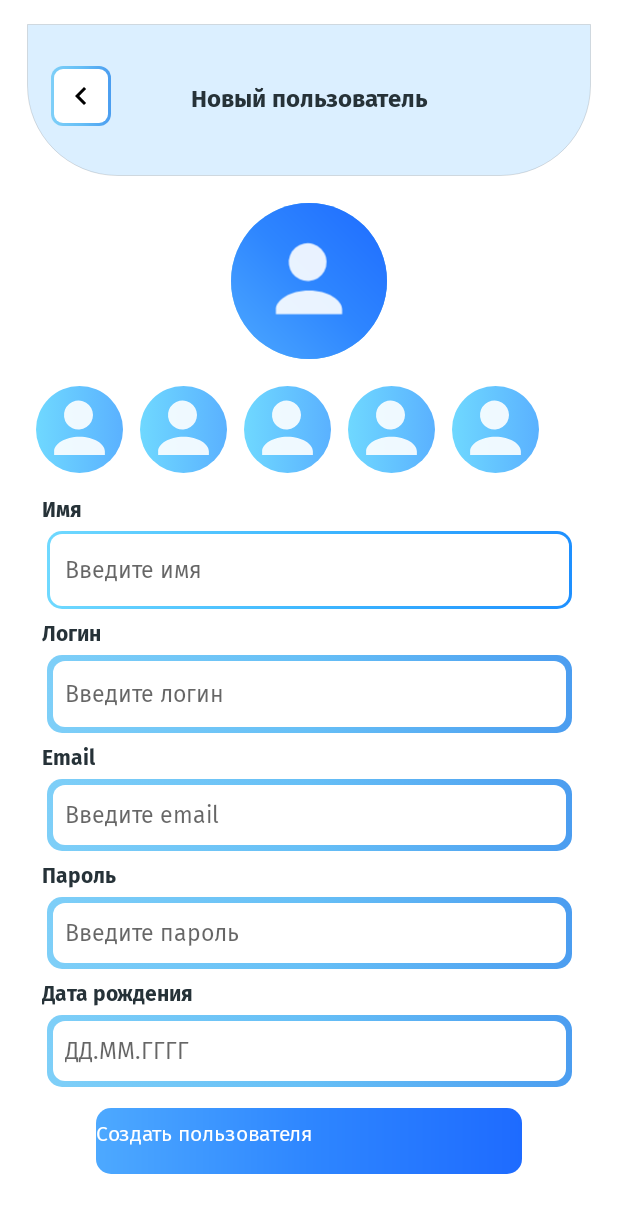
After one commit to Op1m/medicine-reminder-app, an Android app: the layout activity_create_user.xml on its own in the app's theme, with its tools: preview values and no code run, on a phone screen of 412 x 824 dp. The commit adds this screen. Shown: the top 1213 px of the screen. Run offline under Robolectric (Android 15) with nearby library versions, the light colour scheme and no system bars.

Commit message:
User Create Screen

```diff
--- /dev/null
+++ b/android-app/app/src/main/res/drawable/avatar_circle_selected.xml
@@ -0,0 +1,23 @@
+<?xml version="1.0" encoding="utf-8"?>
+<layer-list xmlns:android="http://schemas.android.com/apk/res/android">
+
+    <item>
+        <shape android:shape="oval">
+            <gradient
+                android:angle="0"
+                android:startColor="#7ECFF8"
+                android:centerColor="#66BFF6"
+                android:endColor="#4B9DF0"
+                android:type="linear"/>
+            <size android:width="64dp" android:height="64dp"/>
+        </shape>
+    </item>
+
+    <item android:left="3dp" android:top="3dp" android:right="3dp" android:bottom="3dp">
+        <shape android:shape="oval">
+            <solid android:color="#FFFFFF"/>
+            <size android:width="56dp" android:height="56dp"/>
+        </shape>
+    </item>
+
+</layer-list>
--- /dev/null
+++ b/android-app/app/src/main/res/drawable/avatar_preview_border.xml
@@ -0,0 +1,20 @@
+<?xml version="1.0" encoding="utf-8"?>
+<layer-list xmlns:android="http://schemas.android.com/apk/res/android">
+    <item>
+        <shape android:shape="oval">
+            <gradient
+                android:angle="0"
+                android:startColor="#7ECFF8"
+                android:centerColor="#66BFF6"
+                android:endColor="#4B9DF0"
+                android:type="linear"/>
+        </shape>
+    </item>
+
+    <item android:left="4dp" android:top="4dp" android:right="4dp" android:bottom="4dp">
+        <shape android:shape="oval">
+            <solid android:color="#00FFFFFF"/>
+        </shape>
+    </item>
+
+</layer-list>
--- /dev/null
+++ b/android-app/app/src/main/res/drawable/avatar_preview_combo.xml
@@ -0,0 +1,16 @@
+<?xml version="1.0" encoding="utf-8"?>
+<layer-list xmlns:android="http://schemas.android.com/apk/res/android">
+    <item>
+        <shape android:shape="oval">
+            <gradient
+                android:angle="45"
+                android:startColor="#4DA9FF"
+                android:centerColor="#2E86FF"
+                android:endColor="#1E6BFF"
+                android:type="linear"/>
+        </shape>
+    </item>
+
+    <item android:left="12dp" android:top="12dp" android:right="12dp" android:bottom="12dp"
+        android:drawable="@drawable/ic_avatar_placeholder"/>
+</layer-list>
--- /dev/null
+++ b/android-app/app/src/main/res/drawable/avatar_selector.xml
@@ -0,0 +1,5 @@
+<?xml version="1.0" encoding="utf-8"?>
+<selector xmlns:android="http://schemas.android.com/apk/res/android">
+    <item android:state_selected="true" android:drawable="@drawable/avatar_circle_selected" />
+    <item android:drawable="@drawable/avatar_circle" />
+</selector>
--- /dev/null
+++ b/android-app/app/src/main/res/drawable/btn_back_bg_rounded.xml
@@ -0,0 +1,23 @@
+<?xml version="1.0" encoding="utf-8"?>
+<layer-list xmlns:android="http://schemas.android.com/apk/res/android">
+
+    <item>
+        <shape android:shape="rectangle">
+            <gradient
+                android:angle="0"
+                android:startColor="#7ECFF8"
+                android:centerColor="#66BFF6"
+                android:endColor="#4B9DF0"
+                android:type="linear"/>
+            <corners android:radius="8dp"/>
+        </shape>
+    </item>
+
+    <item android:left="2.5dp" android:top="2.5dp" android:right="2.5dp" android:bottom="2.5dp">
+        <shape android:shape="rectangle">
+            <solid android:color="#FFFFFFFF"/>
+            <corners android:radius="6dp"/>
+        </shape>
+    </item>
+
+</layer-list>
--- /dev/null
+++ b/android-app/app/src/main/res/drawable/btn_primary.xml
@@ -0,0 +1,12 @@
+<?xml version="1.0" encoding="utf-8"?>
+<shape xmlns:android="http://schemas.android.com/apk/res/android"
+    android:shape="rectangle">
+    <gradient
+        android:angle="0"
+        android:startColor="#4DA9FF"
+        android:centerColor="#2E86FF"
+        android:endColor="#1E6BFF"
+        android:type="linear"/>
+    <corners android:radius="10dp"/>
+    <size android:height="44dp"/>
+</shape>
--- /dev/null
+++ b/android-app/app/src/main/res/drawable/ic_arrow_back.xml
@@ -0,0 +1,10 @@
+<?xml version="1.0" encoding="utf-8"?>
+<vector xmlns:android="http://schemas.android.com/apk/res/android"
+    android:width="24dp"
+    android:height="24dp"
+    android:viewportWidth="24"
+    android:viewportHeight="24">
+    <path
+        android:fillColor="#FF000000"
+        android:pathData="M15.41,7.41L14,6l-6,6 6,6 1.41,-1.41L10.83,12z"/>
+</vector>
--- a/android-app/app/src/main/res/drawable/ic_avatar_placeholder.xml
+++ b/android-app/app/src/main/res/drawable/ic_avatar_placeholder.xml
@@ -6,6 +6,6 @@
     android:viewportHeight="24">
     <path
         android:fillColor="#FFFFFFFF"
-        android:pathData="M12,12a4,4 0 1,0 0,-0.001zM12,14c-4,0 -7,2 -7,4v1h14v-1c0,-2 -3,-4 -7,-4z"
+        android:pathData="M12,12a4,4 0 1,1 1,-0.201zM12,14c-4,0 -7,2 -7,4v1h14v-1c0,-2 -3,-4 -7,-4z"
         android:fillAlpha="0.9"/>
 </vector>
--- /dev/null
+++ b/android-app/app/src/main/res/drawable/input_bg_focused.xml
@@ -0,0 +1,23 @@
+<?xml version="1.0" encoding="utf-8"?>
+<layer-list xmlns:android="http://schemas.android.com/apk/res/android">
+
+    <item>
+        <shape android:shape="rectangle">
+            <gradient
+                android:angle="0"
+                android:startColor="#6FD9FF"
+                android:centerColor="#3FB8FF"
+                android:endColor="#1E90FF"
+                android:type="linear"/>
+            <corners android:radius="10dp"/>
+        </shape>
+    </item>
+
+    <item android:left="2.5dp" android:top="2.5dp" android:right="2.5dp" android:bottom="2.5dp">
+        <shape android:shape="rectangle">
+            <solid android:color="#FFFFFF"/>
+            <corners android:radius="8dp"/>
+        </shape>
+    </item>
+
+</layer-list>
--- /dev/null
+++ b/android-app/app/src/main/res/drawable/input_bg_normal.xml
@@ -0,0 +1,23 @@
+<?xml version="1.0" encoding="utf-8"?>
+<layer-list xmlns:android="http://schemas.android.com/apk/res/android">
+
+    <item>
+        <shape android:shape="rectangle">
+            <gradient
+                android:angle="0"
+                android:startColor="#7ECFF8"
+                android:centerColor="#66BFF6"
+                android:endColor="#4B9DF0"
+                android:type="linear"/>
+            <corners android:radius="10dp"/>
+        </shape>
+    </item>
+
+    <item android:left="4dp" android:top="4dp" android:right="4dp" android:bottom="4dp">
+        <shape android:shape="rectangle">
+            <solid android:color="#FFFFFF"/>
+            <corners android:radius="8dp"/>
+        </shape>
+    </item>
+
+</layer-list>
--- /dev/null
+++ b/android-app/app/src/main/res/drawable/input_bg_selector.xml
@@ -0,0 +1,8 @@
+<?xml version="1.0" encoding="utf-8"?>
+<selector xmlns:android="http://schemas.android.com/apk/res/android">
+
+    <item android:state_focused="true" android:drawable="@drawable/input_bg_focused" />
+
+    <item android:drawable="@drawable/input_bg_normal" />
+
+</selector>
--- /dev/null
+++ b/android-app/app/src/main/res/drawable/top_panel.xml
@@ -0,0 +1,9 @@
+<?xml version="1.0" encoding="utf-8"?>
+<shape xmlns:android="http://schemas.android.com/apk/res/android"
+    android:shape="rectangle">
+    <solid android:color="#FFFFFF"/>
+    <corners android:radius="12dp"/>
+    <padding android:left="8dp" android:top="8dp" android:right="8dp" android:bottom="8dp"/>
+    <size android:height="44dp"/>
+    <stroke android:width="0.5dp" android:color="#1A000000"/>
+</shape>
--- /dev/null
+++ b/android-app/app/src/main/res/drawable/top_panel_bg.xml
@@ -0,0 +1,11 @@
+<?xml version="1.0" encoding="utf-8"?>
+<shape xmlns:android="http://schemas.android.com/apk/res/android"
+    android:shape="rectangle">
+    <solid android:color="#dbefff"/>
+    <corners
+        android:topLeftRadius="0dp"
+        android:topRightRadius="0dp"
+        android:bottomLeftRadius="60dp"
+        android:bottomRightRadius="60dp"/>
+    <stroke android:width="0.5dp" android:color="#20000000"/>
+</shape>
--- /dev/null
+++ b/android-app/app/src/main/res/layout/activity_create_user.xml
@@ -0,0 +1,338 @@
+<?xml version="1.0" encoding="utf-8"?>
+<androidx.constraintlayout.widget.ConstraintLayout
+    xmlns:android="http://schemas.android.com/apk/res/android"
+    xmlns:app="http://schemas.android.com/apk/res-auto"
+    xmlns:tools="http://schemas.android.com/tools"
+    android:id="@+id/root_step2"
+    android:layout_width="match_parent"
+    android:layout_height="match_parent"
+    android:padding="16dp"
+    android:background="@color/white">
+
+    <androidx.constraintlayout.widget.ConstraintLayout
+        android:id="@+id/top_panel"
+        android:layout_width="376dp"
+        android:layout_height="101dp"
+        android:layout_marginStart="-16dp"
+        android:layout_marginEnd="-16dp"
+        android:background="@drawable/top_panel_bg"
+        android:elevation="4dp"
+        app:layout_constraintEnd_toEndOf="parent"
+        app:layout_constraintStart_toStartOf="parent"
+        app:layout_constraintTop_toTopOf="parent">
+
+        <androidx.appcompat.widget.AppCompatImageButton
+            android:id="@+id/btn_back"
+            android:layout_width="40dp"
+            android:layout_height="40dp"
+            android:layout_marginStart="16dp"
+            android:layout_marginTop="28dp"
+            android:background="@drawable/btn_back_bg_rounded"
+            android:contentDescription="Назад"
+            android:padding="6dp"
+            app:srcCompat="@drawable/ic_arrow_back"
+            app:tint="#000000"
+            app:layout_constraintStart_toStartOf="parent"
+            app:layout_constraintTop_toTopOf="parent" />
+
+        <TextView
+            android:id="@+id/top_title"
+            android:layout_width="0dp"
+            android:layout_height="wrap_content"
+            android:layout_marginTop="36dp"
+            android:fontFamily="@font/fira_sans"
+            android:gravity="center"
+            android:text="Новый пользователь"
+            android:textColor="#263238"
+            android:textSize="16sp"
+            android:textStyle="bold"
+            app:layout_constraintEnd_toEndOf="parent"
+            app:layout_constraintHorizontal_bias="0.0"
+            app:layout_constraintStart_toStartOf="parent"
+            app:layout_constraintTop_toTopOf="parent" />
+    </androidx.constraintlayout.widget.ConstraintLayout>
+
+
+    <ImageView
+        android:id="@+id/iv_avatar_preview"
+        android:layout_width="104dp"
+        android:layout_height="104dp"
+        android:layout_marginTop="18dp"
+        android:background="@drawable/avatar_preview_border"
+        android:contentDescription="Превью аватара"
+        android:scaleType="centerCrop"
+        android:src="@drawable/avatar_preview_combo"
+        app:layout_constraintEnd_toEndOf="parent"
+        app:layout_constraintStart_toStartOf="parent"
+        app:layout_constraintTop_toBottomOf="@id/top_panel" />
+
+    <HorizontalScrollView
+        android:id="@+id/hsv_avatars"
+        android:layout_width="0dp"
+        android:layout_height="wrap_content"
+        android:layout_marginTop="10dp"
+        android:overScrollMode="never"
+        app:layout_constraintTop_toBottomOf="@id/iv_avatar_preview"
+        app:layout_constraintStart_toStartOf="parent"
+        app:layout_constraintEnd_toEndOf="parent">
+
+        <LinearLayout
+            android:id="@+id/ll_avatars"
+            android:layout_width="match_parent"
+            android:layout_height="wrap_content"
+            android:orientation="horizontal"
+            android:gravity="center"
+            android:padding="8dp">
+
+            <ImageView
+                android:id="@+id/avatar_1"
+                android:layout_width="58dp"
+                android:layout_height="58dp"
+                android:layout_marginEnd="11dp"
+                android:src="@drawable/ic_avatar_placeholder"
+                android:scaleType="centerCrop"
+                android:background="@drawable/avatar_selector"
+                android:contentDescription="avatar1"
+                android:clickable="true"
+                android:focusable="true"
+                android:layout_gravity="center"/>
+
+            <ImageView
+                android:id="@+id/avatar_2"
+                android:layout_width="58dp"
+                android:layout_height="58dp"
+                android:layout_marginEnd="11dp"
+                android:src="@drawable/ic_avatar_placeholder"
+                android:scaleType="centerCrop"
+                android:background="@drawable/avatar_selector"
+                android:contentDescription="avatar2"
+                android:clickable="true"
+                android:focusable="true"
+                android:layout_gravity="center"/>
+
+            <ImageView
+                android:id="@+id/avatar_3"
+                android:layout_width="58dp"
+                android:layout_height="58dp"
+                android:layout_marginEnd="11dp"
+                android:src="@drawable/ic_avatar_placeholder"
+                android:scaleType="centerCrop"
+                android:background="@drawable/avatar_selector"
+                android:contentDescription="avatar3"
+                android:clickable="true"
+                android:focusable="true"
+                android:layout_gravity="center"/>
+
+            <ImageView
+                android:id="@+id/avatar_4"
+                android:layout_width="58dp"
+                android:layout_height="58dp"
+                android:layout_marginEnd="11dp"
+                android:src="@drawable/ic_avatar_placeholder"
+                android:scaleType="centerCrop"
+                android:background="@drawable/avatar_selector"
+                android:contentDescription="avatar4"
+                android:clickable="true"
+                android:focusable="true"
+                android:layout_gravity="center"/>
+
+            <ImageView
+                android:id="@+id/avatar_5"
+                android:layout_width="58dp"
+                android:layout_height="58dp"
+                android:layout_marginEnd="11dp"
+                android:src="@drawable/ic_avatar_placeholder"
+                android:scaleType="centerCrop"
+                android:background="@drawable/avatar_selector"
+                android:contentDescription="avatar5"
+                android:clickable="true"
+                android:focusable="true"
+                android:layout_gravity="center"/>
+        </LinearLayout>
+    </HorizontalScrollView>
+
+    <TextView
+        android:id="@+id/label_name"
+        android:layout_width="wrap_content"
+        android:layout_height="wrap_content"
+        android:layout_marginStart="12dp"
+        android:layout_marginTop="4dp"
+        android:fontFamily="@font/fira_sans"
+        android:text="Имя"
+        android:textColor="#263238"
+        android:textSize="14sp"
+        android:textStyle="bold"
+        app:layout_constraintStart_toStartOf="parent"
+        app:layout_constraintTop_margin="12dp"
+        app:layout_constraintTop_toBottomOf="@id/hsv_avatars" />
+
+    <EditText
+        android:id="@+id/et_name"
+        android:layout_width="350dp"
+        android:layout_height="52dp"
+        android:layout_marginTop="4dp"
+        android:layout_marginStart="32dp"
+        android:layout_marginEnd="32dp"
+        android:background="@drawable/input_bg_selector"
+        android:paddingStart="12dp"
+        android:paddingEnd="12dp"
+        android:hint="Введите имя"
+        android:textColor="#263238"
+        android:textSize="15sp"
+        android:fontFamily="@font/fira_sans"
+        app:layout_constraintTop_toBottomOf="@id/label_name"
+        app:layout_constraintStart_toStartOf="parent"
+        app:layout_constraintEnd_toEndOf="parent"/>
+
+    <TextView
+        android:id="@+id/label_login"
+        android:layout_width="wrap_content"
+        android:layout_height="wrap_content"
+        android:layout_marginStart="12dp"
+        android:layout_marginTop="4dp"
+        android:fontFamily="@font/fira_sans"
+        android:text="Логин"
+        android:textColor="#263238"
+        android:textSize="14sp"
+        android:textStyle="bold"
+        app:layout_constraintStart_toStartOf="parent"
+        app:layout_constraintTop_margin="12dp"
+        app:layout_constraintTop_toBottomOf="@+id/et_name" />
+
+    <EditText
+        android:id="@+id/et_login"
+        android:layout_width="350dp"
+        android:layout_height="52dp"
+        android:layout_marginTop="4dp"
+        android:layout_marginStart="32dp"
+        android:layout_marginEnd="32dp"
+        android:background="@drawable/input_bg_selector"
+        android:paddingStart="12dp"
+        android:paddingEnd="12dp"
+        android:hint="Введите логин"
+        android:textColor="#263238"
+        android:textSize="15sp"
+        android:fontFamily="@font/fira_sans"
+        app:layout_constraintTop_toBottomOf="@id/label_login"
+        app:layout_constraintStart_toStartOf="parent"
+        app:layout_constraintEnd_toEndOf="parent"/>
+
+    <TextView
+        android:id="@+id/label_email"
+        android:layout_width="wrap_content"
+        android:layout_height="wrap_content"
+        android:layout_marginStart="12dp"
+        android:layout_marginTop="4dp"
+        android:fontFamily="@font/fira_sans"
+        android:text="Email"
+        android:textColor="#263238"
+        android:textSize="14sp"
+        android:textStyle="bold"
+        app:layout_constraintStart_toStartOf="parent"
+        app:layout_constraintTop_margin="12dp"
+        app:layout_constraintTop_toBottomOf="@+id/et_login" />
+
+    <EditText
+        android:id="@+id/et_email"
+        android:layout_width="350dp"
+        android:layout_height="48dp"
+        android:layout_marginTop="4dp"
+        android:layout_marginStart="32dp"
+        android:layout_marginEnd="32dp"
+        android:background="@drawable/input_bg_selector"
+        android:paddingStart="12dp"
+        android:paddingEnd="12dp"
+        android:hint="Введите email"
+        android:textColor="#263238"
+        android:textSize="15sp"
+        android:fontFamily="@font/fira_sans"
+        app:layout_constraintTop_toBottomOf="@id/label_email"
+        app:layout_constraintStart_toStartOf="parent"
+        app:layout_constraintEnd_toEndOf="parent"/>
+
+    <TextView
+        android:id="@+id/label_password"
+        android:layout_width="wrap_content"
+        android:layout_height="wrap_content"
+        android:layout_marginStart="12dp"
+        android:layout_marginTop="4dp"
+        android:fontFamily="@font/fira_sans"
+        android:text="Пароль"
+        android:textColor="#263238"
+        android:textSize="14sp"
+        android:textStyle="bold"
+        app:layout_constraintStart_toStartOf="parent"
+        app:layout_constraintTop_margin="12dp"
+        app:layout_constraintTop_toBottomOf="@+id/et_email" />
+
+    <EditText
+        android:id="@+id/et_password"
+        android:layout_width="350dp"
+        android:layout_height="48dp"
+        android:layout_marginTop="4dp"
+        android:layout_marginStart="32dp"
+        android:layout_marginEnd="32dp"
+        android:background="@drawable/input_bg_selector"
+        android:paddingStart="12dp"
+        android:paddingEnd="12dp"
+        android:hint="Введите пароль"
+        android:textColor="#263238"
+        android:textSize="15sp"
+        android:fontFamily="@font/fira_sans"
+        app:layout_constraintTop_toBottomOf="@id/label_password"
+        app:layout_constraintStart_toStartOf="parent"
+        app:layout_constraintEnd_toEndOf="parent"/>
+
+    <TextView
+        android:id="@+id/label_dob"
+        android:layout_width="wrap_content"
+        android:layout_height="wrap_content"
+        android:layout_marginStart="12dp"
+        android:layout_marginTop="4dp"
+        android:fontFamily="@font/fira_sans"
+        android:text="Дата рождения"
+        android:textColor="#263238"
+        android:textSize="14sp"
+        android:textStyle="bold"
+        app:layout_constraintStart_toStartOf="parent"
+        app:layout_constraintTop_margin="12dp"
+        app:layout_constraintTop_toBottomOf="@+id/et_password" />
+
+    <EditText
+        android:id="@+id/et_dob"
+        android:layout_width="350dp"
+        android:layout_height="48dp"
+        android:layout_marginTop="4dp"
+        android:layout_marginStart="32dp"
+        android:layout_marginEnd="32dp"
+        android:background="@drawable/input_bg_selector"
+        android:paddingStart="12dp"
+        android:paddingEnd="12dp"
+        android:hint="ДД.ММ.ГГГГ"
+        android:textColor="#263238"
+        android:textSize="15sp"
+        android:fontFamily="@font/fira_sans"
+        app:layout_constraintTop_toBottomOf="@id/label_dob"
+        app:layout_constraintStart_toStartOf="parent"
+        app:layout_constraintEnd_toEndOf="parent"/>
+
+    <com.google.android.material.button.MaterialButton
+        android:id="@+id/btn_add_user"
+        android:layout_width="0dp"
+        android:layout_height="44dp"
+        android:layout_marginTop="14dp"
+        android:layout_marginStart="48dp"
+        android:layout_marginEnd="48dp"
+        android:text="Создать пользователя"
+        android:textAllCaps="false"
+        android:textColor="#FFFFFF"
+        android:textSize="14sp"
+        android:fontFamily="@font/fira_sans"
+        app:cornerRadius="10dp"
+        app:backgroundTint="@null"
+        android:background="@drawable/btn_primary"
+        app:layout_constraintTop_toBottomOf="@id/et_dob"
+        app:layout_constraintStart_toStartOf="parent"
+        app:layout_constraintEnd_toEndOf="parent"/>
+
+</androidx.constraintlayout.widget.ConstraintLayout>
--- a/backend/src/main/java/com/op1m/medrem/backend_api/config/SecurityConfig.java
+++ b/backend/src/main/java/com/op1m/medrem/backend_api/config/SecurityConfig.java
@@ -32,7 +32,7 @@ public class SecurityConfig {
                         .requestMatchers("/api/users/me/**").authenticated()
                         .anyRequest().authenticated()
                 )
-                .userDetailsService(userDetailsService(userService)) // 👈 Используем ВАШИХ пользователей
+                .userDetailsService(userDetailsService(userService))
                 .httpBasic(httpBasic -> {});
         return security.build();
     }
@@ -40,13 +40,10 @@ public class SecurityConfig {
     @Bean
     public UserDetailsService userDetailsService(UserService userService) {
         return username -> {
-            System.out.println("=== SPRING SECURITY AUTH ===");
-            System.out.println("🔐 Попытка аутентификации: " + username);
 
             com.op1m.medrem.backend_api.entity.User user = userService.findByUsername(username);
 
             if (user == null) {
-                System.out.println("❌ Пользователь не найден в БД: " + username);
                 throw new UsernameNotFoundException("User not found: " + username);
             }
 
--- a/backend/src/main/java/com/op1m/medrem/backend_api/dto/DTOMapper.java
+++ b/backend/src/main/java/com/op1m/medrem/backend_api/dto/DTOMapper.java
@@ -104,7 +104,7 @@ public class DTOMapper {
                 category.getIsActive(),
                 category.getCreatedAt(),
                 category.getUpdatedAt(),
-                null // Не включаем medicines для простых DTO
+                null
         );
     }
 }
```
